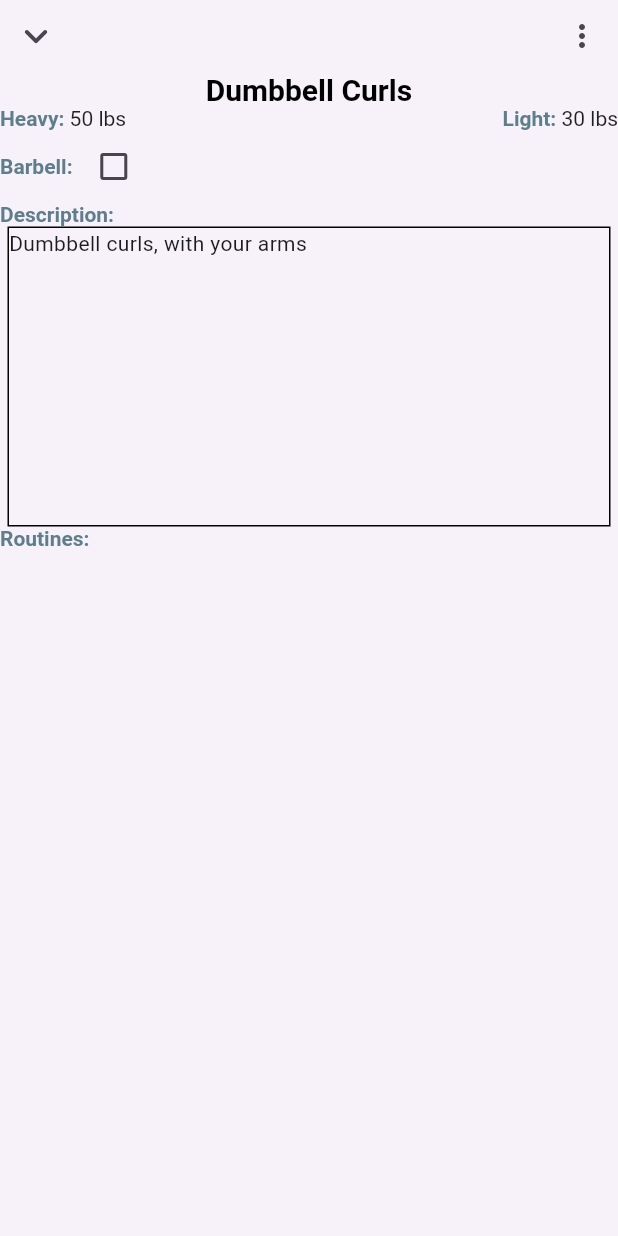
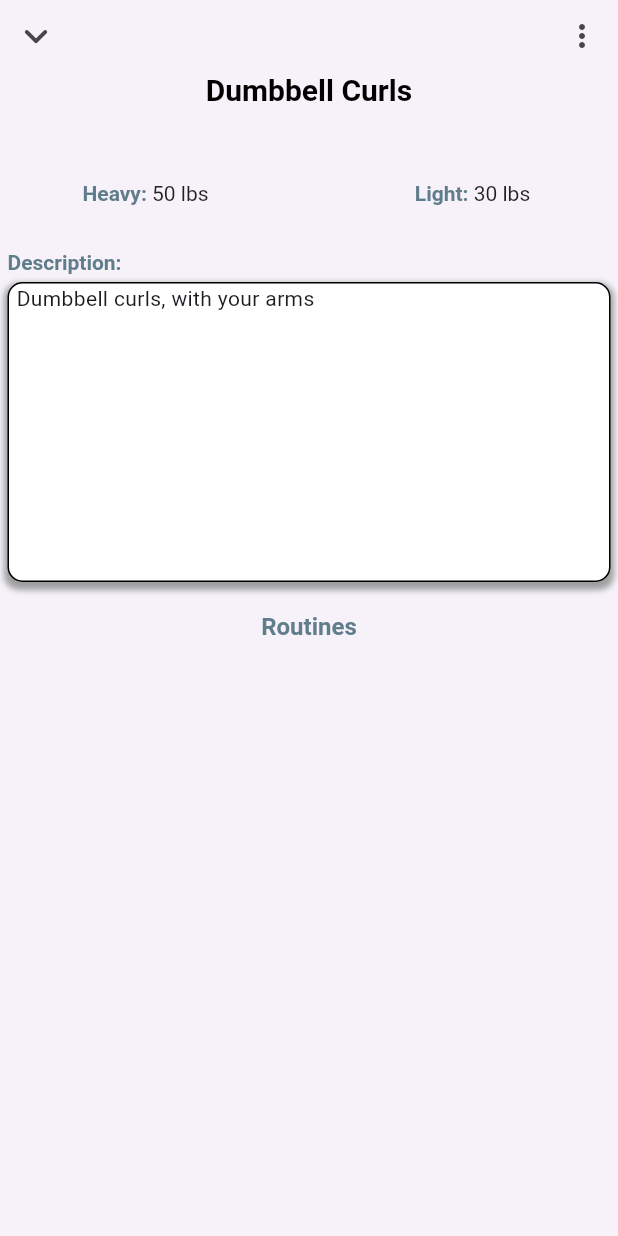
Before and after one commit to lhsteffen/IronSights, a Flutter app: the LiftList screen opened directly, after a tap on "Dumbbell Curls", on a phone screen of 412 x 824 dp. Run offline on Flutter 3.47's test engine with Material 3 defaults, Android fonts, the phone set to English and light mode, and no system bars.

Commit message:
Fixed getPlates functions. Continued layout of lift details page

```diff
--- a/lib/lift.dart
+++ b/lib/lift.dart
@@ -79,7 +79,7 @@ class Lift {
     int five = 0;
     int twoPointFive = 0;
 
-    while (weight >= 0) {
+    while (weight > 0) {
       if (weight - 90 >= 0) {
         fortyFive += 1;
         weight = weight - 90;
@@ -122,7 +122,7 @@ class Lift {
     int five = 0;
     int twoPointFive = 0;
 
-    while (weight >= 0) {
+    while (weight > 0) {
       if (weight - 90 >= 0) {
         fortyFive += 1;
         weight = weight - 90;
--- a/lib/lift_view.dart
+++ b/lib/lift_view.dart
@@ -155,21 +155,25 @@ class LiftDetails extends StatelessWidget {
                         ),
                         IconButton(
                           onPressed: () {
-                            print("More options!");
+                            print("More options");
                           },
                           icon: Icon(Icons.more_vert),
                         ),
                       ],
                     ),
-                    RichText(
+                    Padding(
+                      padding: EdgeInsets.only(bottom: 50),
+                      child: RichText(
                           text: TextSpan(
                               text: lift.name,
                               style: TextStyle(color: Colors.black, fontWeight: FontWeight.bold, fontSize: 20)
                           )
                       ),
+                    ),
                     Row(
                       children: [
                         Expanded(
+                          child: Center(
                             child: RichText(
                               text: TextSpan(
                                   children: <TextSpan>[
@@ -184,9 +188,12 @@ class LiftDetails extends StatelessWidget {
                                   ]
                               ),
                             ),
+                          )
                         ),
                         SizedBox(width: 24,),
-                        RichText(
+                        Expanded(
+                          child: Center(
+                            child: RichText(
                               text: TextSpan(
                                   children: <TextSpan>[
                                     TextSpan(
@@ -200,36 +207,47 @@ class LiftDetails extends StatelessWidget {
                                   ]
                               ),
                             ),
-                      ],
-                    ),
-                    Row(
-                      children: [
-                        RichText(
-                            text: TextSpan(
-                                text: "Barbell: ",
-                                style: TextStyle(color: Colors.blueGrey, fontWeight: FontWeight.bold)
                           )
-                        ),
-                        Checkbox(
-                          value: lift.isBarbell(),
-                          onChanged: (bool? value) {
-                            print("check");
-                          },
                         )
                       ],
                     ),
                     if (lift.barbell)
-                      Row(
+                      Padding(
+                        padding: EdgeInsets.only(top: 20),
+                        child: Column(
                           children: [
-                          RichText(
+                            Center(
+                                child: RichText(
                                     text: TextSpan(
-                                  text: "Plates: ",
-                                  style: TextStyle(color: Colors.blueGrey, fontWeight: FontWeight.bold)
+                                        text: "Plates",
+                                        style: TextStyle(color: Colors.blueGrey, fontWeight: FontWeight.bold, fontSize: 16)
                                     )
                                 )
+                            ),
+                            Divider(),
+                            Column(
+                              children: [
+                                Text(
+                                  "Heavy",
+                                  style: TextStyle(color: Colors.blueGrey, fontWeight: FontWeight.bold)
+                                ),
+                                PlateRow(plates: lift.getPlatesHeavy()),
+                                SizedBox(height: 10),
+                                Divider(),
+                                Text(
+                                    "Light",
+                                    style: TextStyle(color: Colors.blueGrey, fontWeight: FontWeight.bold)
+                                ),
+                                PlateRow(plates: lift.getPlatesLight()),
                               ],
                             ),
-                    Align(
+                            Divider()
+                          ],
+                        )
+                      ),
+                    Padding(
+                      padding: EdgeInsets.only(left: 5, top: 30, bottom: 5),
+                      child: Align(
                         alignment: Alignment.topLeft,
                         child: RichText(
                           text: TextSpan(
@@ -238,25 +256,58 @@ class LiftDetails extends StatelessWidget {
                           ),
                         ),
                       ),
+                    ),
                     Flexible(
                       child: Container(
                         constraints: BoxConstraints(minHeight: 200, maxHeight: 200),
                         width: MediaQuery.sizeOf(context).width - 10.0,
                         decoration: BoxDecoration(
+                          color: Colors.white,
+                          borderRadius: BorderRadius.all(Radius.circular(10)),
+                          boxShadow: [
+                            BoxShadow(
+                              color: Colors.grey,
+                              spreadRadius: 2,
+                              blurRadius: 3,
+                              offset: Offset(0, 3),
+                            )
+                          ],
                           border: Border.all(color: Colors.black)
                         ),
+                        child: Padding(
+                          padding: EdgeInsets.only(left: 5),
                           child: Text(lift.desc),
+                        ),
                       )
                     ),
-                    Align(
-                      alignment: Alignment.topLeft,
+                    Padding(
+                      padding: EdgeInsets.only(top: 20),
+                      child: Align(
+                        alignment: Alignment.center,
                         child: RichText(
                           text: TextSpan(
-                              text: "Routines: ",
-                              style: TextStyle(color: Colors.blueGrey, fontWeight: FontWeight.bold)
+                            text: "Routines",
+                            style: TextStyle(color: Colors.blueGrey, fontWeight: FontWeight.bold, fontSize: 16)
                           )
                         ),
                       ),
+                    ),
+                    // Row(
+                    //   children: [
+                    //     RichText(
+                    //         text: TextSpan(
+                    //             text: "Barbell: ",
+                    //             style: TextStyle(color: Colors.blueGrey, fontWeight: FontWeight.bold)
+                    //         )
+                    //     ),
+                    //     Checkbox(
+                    //       value: lift.isBarbell(),
+                    //       onChanged: (bool? value) {
+                    //         print("check");
+                    //       },
+                    //     )
+                    //   ],
+                    // ),
                   ]
               )
           )
@@ -264,3 +315,58 @@ class LiftDetails extends StatelessWidget {
     );
   }
 }
+
+class PlateRow extends StatelessWidget {
+  const PlateRow({super.key, required this.plates});
+  const PlateRow.otherConstructor(this.plates);
+
+  final Map<double, int> plates;
+
+  @override
+  Widget build(BuildContext context) {
+    return Row(
+      children: plates.entries.map((plate) {
+        if (plate.key == 2.5) {
+          return Expanded(
+            child: Center(
+              child: RichText(
+                text: TextSpan(
+                  children: <TextSpan>[
+                    TextSpan(
+                      text: "${plate.key}: ",
+                      style: TextStyle(color: Colors.black, fontWeight: FontWeight.bold)
+                    ),
+                    TextSpan(
+                      text: "${plate.value}",
+                      style: TextStyle(color: Colors.black)
+                    )
+                  ]
+                )
+              ),
+            )
+          );
+        }
+        else {
+          return Expanded(
+            child: Center(
+              child: RichText(
+                text: TextSpan(
+                  children: <TextSpan>[
+                    TextSpan(
+                      text: "${plate.key.toInt()}: ",
+                      style: TextStyle(color: Colors.black, fontWeight: FontWeight.bold)
+                    ),
+                    TextSpan(
+                      text: "${plate.value}",
+                      style: TextStyle(color: Colors.black)
+                    )
+                  ]
+                )
+              ),
+            )
+          );
+        }
+      }).toList(),
+    );
+  }
+}
```
Lines whose indentation alone changed are shown as unchanged.
